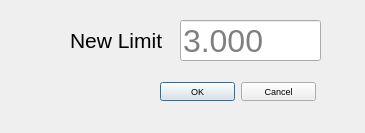
vaclavpfeifer/OptoconApplications, file OptoconPowerMeterGUIApp/Views/setlimitwindow.ui: the form before one commit.
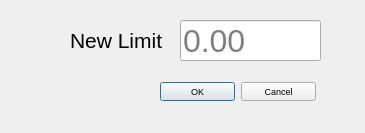
The form after the commit.

What changed in the file:
```diff
--- a/OptoconPowerMeterGUIApp/Views/setlimitwindow.ui
+++ b/OptoconPowerMeterGUIApp/Views/setlimitwindow.ui
@@ -64,7 +64,7 @@
     </font>
    </property>
    <property name="placeholderText">
-    <string>3.000</string>
+    <string>0.00</string>
    </property>
   </widget>
  </widget>
```
